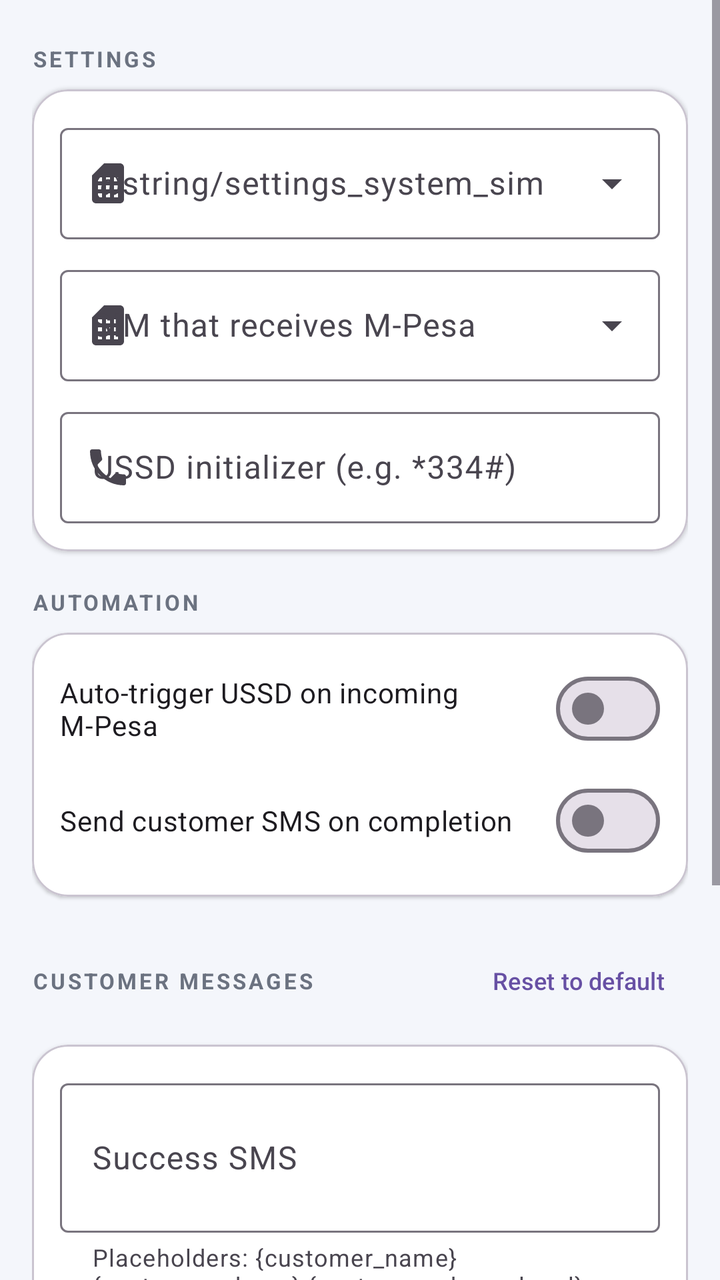
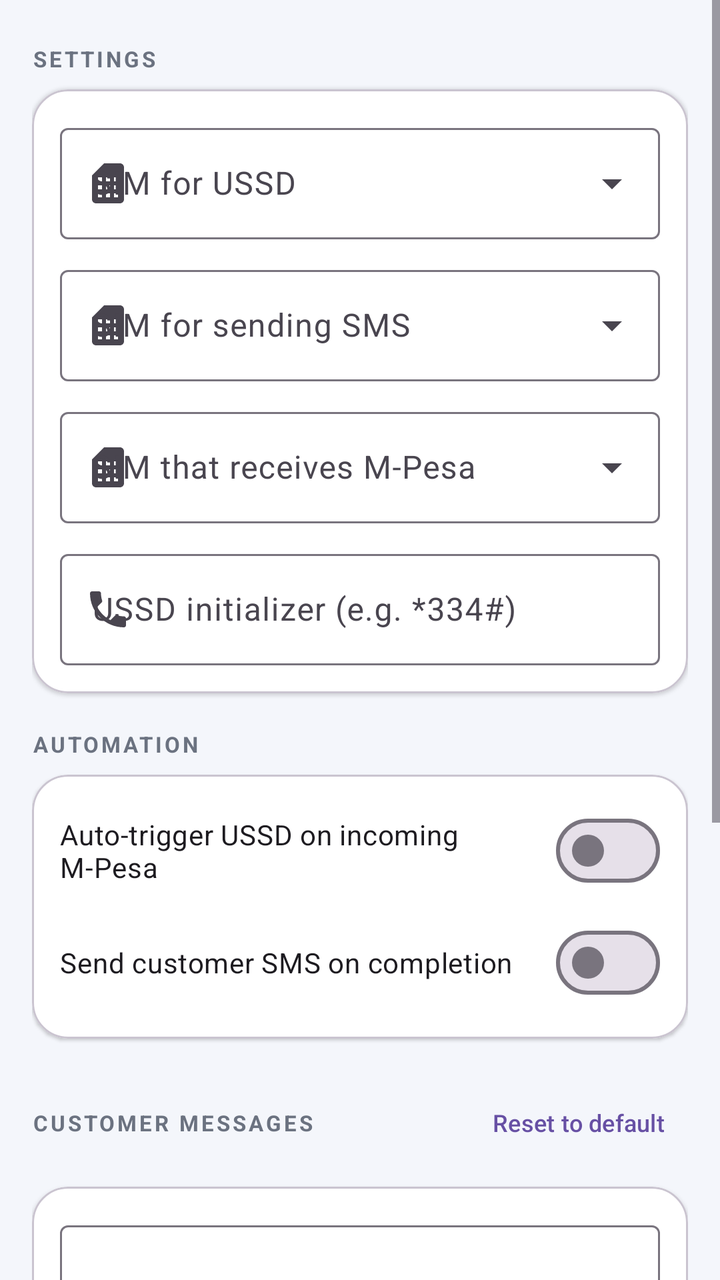

Two renders of the same Android screen: before a commit and after it. Below are the layout's source before the change and the commit's diff.
<!-- AndroidManifest.xml: application theme Theme.Material3.Light.NoActionBar -->
<!-- res/layout/fragment_settings.xml -->
<?xml version="1.0" encoding="utf-8"?>
<ScrollView xmlns:android="http://schemas.android.com/apk/res/android"
    xmlns:app="http://schemas.android.com/apk/res-auto"
    android:layout_width="match_parent"
    android:layout_height="match_parent"
    android:background="@color/screen_bg"
    android:fillViewport="true">

    <LinearLayout
        android:layout_width="match_parent"
        android:layout_height="wrap_content"
        android:orientation="vertical"
        android:padding="16dp">

        <TextView
            android:layout_width="wrap_content"
            android:layout_height="wrap_content"
            android:layout_marginTop="6dp"
            android:letterSpacing="0.12"
            android:text="@string/settings_title"
            android:textColor="@color/text_secondary"
            android:textSize="11sp"
            android:textStyle="bold" />

        <com.google.android.material.card.MaterialCardView
            android:layout_width="match_parent"
            android:layout_height="wrap_content"
            android:layout_marginTop="8dp"
            app:cardBackgroundColor="@color/white"
            app:cardCornerRadius="18dp"
            app:cardElevation="1dp">

            <LinearLayout
                android:layout_width="match_parent"
                android:layout_height="wrap_content"
                android:orientation="vertical"
                android:padding="14dp">

                <com.google.android.material.textfield.TextInputLayout
                    android:id="@+id/tilSysSim"
                    style="@style/Widget.Material3.TextInputLayout.OutlinedBox.ExposedDropdownMenu"
                    android:layout_width="match_parent"
                    android:layout_height="wrap_content"
                    android:hint="@string/settings_system_sim"
                    app:startIconDrawable="@drawable/ic_sim">

                    <AutoCompleteTextView
                        android:id="@+id/actSysSim"
                        android:layout_width="match_parent"
                        android:layout_height="wrap_content"
                        android:inputType="none" />
                </com.google.android.material.textfield.TextInputLayout>

                <com.google.android.material.textfield.TextInputLayout
                    android:id="@+id/tilMpesaSim"
                    style="@style/Widget.Material3.TextInputLayout.OutlinedBox.ExposedDropdownMenu"
                    android:layout_width="match_parent"
                    android:layout_height="wrap_content"
                    android:layout_marginTop="10dp"
                    android:hint="@string/settings_mpesa_sim"
                    app:startIconDrawable="@drawable/ic_sim">

                    <AutoCompleteTextView
                        android:id="@+id/actMpesaSim"
                        android:layout_width="match_parent"
                        android:layout_height="wrap_content"
                        android:inputType="none" />
                </com.google.android.material.textfield.TextInputLayout>

                <com.google.android.material.textfield.TextInputLayout
                    style="@style/Widget.Material3.TextInputLayout.OutlinedBox"
                    android:layout_width="match_parent"
                    android:layout_height="wrap_content"
                    android:layout_marginTop="10dp"
                    android:hint="@string/settings_initializer"
                    app:startIconDrawable="@drawable/ic_dial">

                    <com.google.android.material.textfield.TextInputEditText
                        android:id="@+id/etInitializer"
                        android:layout_width="match_parent"
                        android:layout_height="wrap_content"
                        android:inputType="phone" />
                </com.google.android.material.textfield.TextInputLayout>

            </LinearLayout>
        </com.google.android.material.card.MaterialCardView>

        
        <TextView
            android:layout_width="wrap_content"
            android:layout_height="wrap_content"
            android:layout_marginTop="18dp"
            android:letterSpacing="0.12"
            android:text="@string/settings_automation"
            android:textColor="@color/text_secondary"
            android:textSize="11sp"
            android:textStyle="bold" />

        <com.google.android.material.card.MaterialCardView
            android:layout_width="match_parent"
            android:layout_height="wrap_content"
            android:layout_marginTop="8dp"
            app:cardBackgroundColor="@color/white"
            app:cardCornerRadius="18dp"
            app:cardElevation="1dp">

            <LinearLayout
                android:layout_width="match_parent"
                android:layout_height="wrap_content"
                android:orientation="vertical"
                android:padding="14dp">

                <com.google.android.material.materialswitch.MaterialSwitch
                    android:id="@+id/switchAuto"
                    android:layout_width="match_parent"
                    android:layout_height="wrap_content"
                    android:text="@string/settings_auto_trigger" />

                <com.google.android.material.materialswitch.MaterialSwitch
                    android:id="@+id/switchSendSms"
                    android:layout_width="match_parent"
                    android:layout_height="wrap_content"
                    android:layout_marginTop="8dp"
                    android:text="@string/settings_send_sms" />

            </LinearLayout>
        </com.google.android.material.card.MaterialCardView>

        
        <LinearLayout
            android:layout_width="match_parent"
            android:layout_height="wrap_content"
            android:layout_marginTop="18dp"
            android:gravity="center_vertical"
            android:orientation="horizontal">

            <TextView
                android:layout_width="0dp"
                android:layout_height="wrap_content"
                android:layout_weight="1"
                android:letterSpacing="0.12"
                android:text="@string/settings_messages"
                android:textColor="@color/text_secondary"
                android:textSize="11sp"
                android:textStyle="bold" />

            <com.google.android.material.button.MaterialButton
                android:id="@+id/btnResetMessages"
                style="@style/Widget.Material3.Button.TextButton"
                android:layout_width="wrap_content"
                android:layout_height="wrap_content"
                android:minWidth="0dp"
                android:text="@string/settings_msg_reset"
                android:textSize="12sp" />
        </LinearLayout>

        <com.google.android.material.card.MaterialCardView
            android:layout_width="match_parent"
            android:layout_height="wrap_content"
            android:layout_marginTop="8dp"
            app:cardBackgroundColor="@color/white"
            app:cardCornerRadius="18dp"
            app:cardElevation="1dp">

            <LinearLayout
                android:layout_width="match_parent"
                android:layout_height="wrap_content"
                android:orientation="vertical"
                android:padding="14dp">

                <com.google.android.material.textfield.TextInputLayout
                    style="@style/Widget.Material3.TextInputLayout.OutlinedBox"
                    android:layout_width="match_parent"
                    android:layout_height="wrap_content"
                    android:hint="@string/settings_success_msg"
                    app:helperText="@string/settings_msg_help">

                    <com.google.android.material.textfield.TextInputEditText
                        android:id="@+id/etSuccessMessage"
                        android:layout_width="match_parent"
                        android:layout_height="wrap_content"
                        android:inputType="textMultiLine"
                        android:minLines="2" />
                </com.google.android.material.textfield.TextInputLayout>

                <com.google.android.material.textfield.TextInputLayout
                    style="@style/Widget.Material3.TextInputLayout.OutlinedBox"
                    android:layout_width="match_parent"
                    android:layout_height="wrap_content"
                    android:layout_marginTop="10dp"
                    android:hint="@string/settings_failed_msg"
                    app:helperText="@string/settings_msg_help">

                    <com.google.android.material.textfield.TextInputEditText
                        android:id="@+id/etFailedMessage"
                        android:layout_width="match_parent"
                        android:layout_height="wrap_content"
                        android:inputType="textMultiLine"
                        android:minLines="2" />
                </com.google.android.material.textfield.TextInputLayout>

            </LinearLayout>
        </com.google.android.material.card.MaterialCardView>

        <com.google.android.material.button.MaterialButton
            android:id="@+id/btnSaveSettings"
            android:layout_width="match_parent"
            android:layout_height="54dp"
            android:layout_marginTop="22dp"
            android:layout_marginBottom="16dp"
            android:text="@string/settings_save"
            android:textStyle="bold"
            app:cornerRadius="16dp" />

    </LinearLayout>
</ScrollView>
<!-- resources referenced by this layout -->
<resources>
  <color name="screen_bg">#FFF4F6FB</color>
  <color name="text_secondary">#FF6B7280</color>
  <color name="white">#FFFFFFFF</color>
  <!-- drawable ic_dial (drawable) -->
  <vector xmlns:android="http://schemas.android.com/apk/res/android"
      android:width="24dp" android:height="24dp"
      android:viewportWidth="24" android:viewportHeight="24">
      <path android:fillColor="#FF111827"
          android:pathData="M6.62,10.79c1.44,2.83 3.76,5.14 6.59,6.59l2.2,-2.2c0.27,-0.27 0.67,-0.36 1.02,-0.24 1.12,0.37 2.33,0.57 3.57,0.57 0.55,0 1,0.45 1,1V20c0,0.55 -0.45,1 -1,1 -9.39,0 -17,-7.61 -17,-17 0,-0.55 0.45,-1 1,-1h3.5c0.55,0 1,0.45 1,1 0,1.25 0.2,2.45 0.57,3.57 0.11,0.35 0.03,0.74 -0.25,1.02l-2.2,2.2z"/>
  </vector>
  <!-- drawable ic_sim (drawable) -->
  <vector xmlns:android="http://schemas.android.com/apk/res/android"
      android:width="24dp" android:height="24dp"
      android:viewportWidth="24" android:viewportHeight="24">
      <path android:fillColor="#FF111827"
          android:pathData="M19.99,4c0,-1.1 -0.89,-2 -1.99,-2h-8L4,8.02v11.97c0,1.1 0.9,2 2,2h12.01c1.1,0 1.99,-0.9 1.99,-2L19.99,4zM9,19H7v-2h2V19zM9,15H7v-2h2V15zM9,11H7V9h2V11zM13,19h-2v-2h2V19zM13,15h-2v-2h2V15zM13,11h-2V9h2V11zM17,19h-2v-2h2V19zM17,15h-2v-2h2V15zM17,11h-2V9h2V11z"/>
  </vector>
  <string name="settings_auto_trigger">Auto‑trigger USSD on incoming M‑Pesa</string>
  <string name="settings_automation">AUTOMATION</string>
  <string name="settings_failed_msg">Failed SMS</string>
  <string name="settings_initializer">USSD initializer (e.g. *334#)</string>
  <string name="settings_messages">CUSTOMER MESSAGES</string>
  <string name="settings_mpesa_sim">SIM that receives M‑Pesa</string>
  <string name="settings_msg_help">Placeholders: {customer_name} {customer_phone} {customer_phone_local} {amount} {amount_full} {code}</string>
  <string name="settings_msg_reset">Reset to default</string>
  <string name="settings_save">Save settings</string>
  <string name="settings_send_sms">Send customer SMS on completion</string>
  <string name="settings_success_msg">Success SMS</string>
  <string name="settings_title">SETTINGS</string>
</resources>

<!-- the commit's change to res/layout/fragment_settings.xml (unified diff, before → after) -->
@@ -37,15 +37,31 @@
                 android:padding="14dp">
 
                 <com.google.android.material.textfield.TextInputLayout
-                    android:id="@+id/tilSysSim"
+                    android:id="@+id/tilUssdSim"
                     style="@style/Widget.Material3.TextInputLayout.OutlinedBox.ExposedDropdownMenu"
                     android:layout_width="match_parent"
                     android:layout_height="wrap_content"
-                    android:hint="@string/settings_system_sim"
+                    android:hint="@string/settings_ussd_sim"
                     app:startIconDrawable="@drawable/ic_sim">
 
                     <AutoCompleteTextView
-                        android:id="@+id/actSysSim"
+                        android:id="@+id/actUssdSim"
+                        android:layout_width="match_parent"
+                        android:layout_height="wrap_content"
+                        android:inputType="none" />
+                </com.google.android.material.textfield.TextInputLayout>
+
+                <com.google.android.material.textfield.TextInputLayout
+                    android:id="@+id/tilSmsSim"
+                    style="@style/Widget.Material3.TextInputLayout.OutlinedBox.ExposedDropdownMenu"
+                    android:layout_width="match_parent"
+                    android:layout_height="wrap_content"
+                    android:layout_marginTop="10dp"
+                    android:hint="@string/settings_sms_sim"
+                    app:startIconDrawable="@drawable/ic_sim">
+
+                    <AutoCompleteTextView
+                        android:id="@+id/actSmsSim"
                         android:layout_width="match_parent"
                         android:layout_height="wrap_content"
                         android:inputType="none" />
@@ -85,7 +101,6 @@
             </LinearLayout>
         </com.google.android.material.card.MaterialCardView>
 
-        
         <TextView
             android:layout_width="wrap_content"
             android:layout_height="wrap_content"
@@ -126,7 +141,6 @@
             </LinearLayout>
         </com.google.android.material.card.MaterialCardView>
 
-        
         <LinearLayout
             android:layout_width="match_parent"
             android:layout_height="wrap_content"
<!-- resource entries referenced after the edit -->
@@ -27,7 +27,9 @@
   <string name="settings_msg_reset">Reset to default</string>
   <string name="settings_save">Save settings</string>
   <string name="settings_send_sms">Send customer SMS on completion</string>
+  <string name="settings_sms_sim">SIM for sending SMS</string>
   <string name="settings_success_msg">Success SMS</string>
   <string name="settings_title">SETTINGS</string>
+  <string name="settings_ussd_sim">SIM for USSD</string>
 </resources>
 
